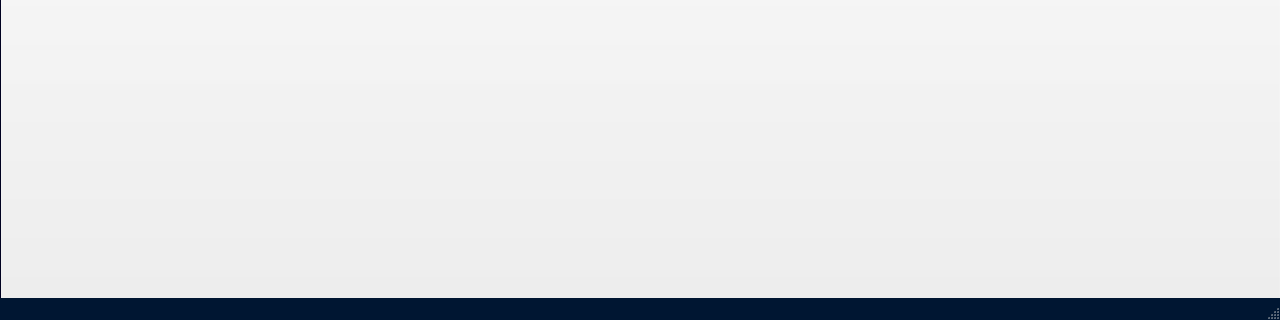
University-of-Utah-CS3505/a9-edu-app-ahuo2003, file MainWindow.ui: the form before one commit; both pictures show x 0 to 1280 and y 400 to 720 of the 1280 by 720 pixel window.
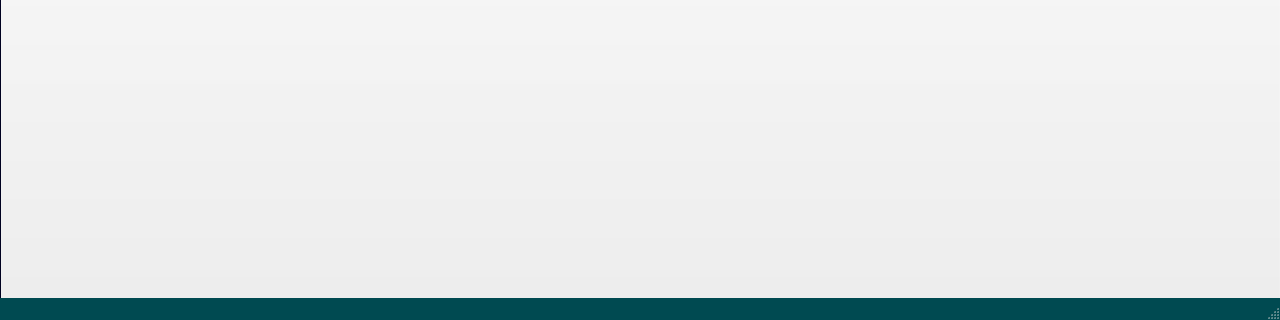
The form after the commit. Icons and pictures are not drawn. Custom widgets are drawn as their Qt base class.

Commit message: Level Design 3/4 of the way there

The edit to the form file:
```diff
--- a/MainWindow.ui
+++ b/MainWindow.ui
@@ -17,8 +17,8 @@
       <brush brushstyle="SolidPattern">
        <color alpha="255">
         <red>0</red>
-        <green>22</green>
-        <blue>50</blue>
+        <green>74</green>
+        <blue>81</blue>
        </color>
       </brush>
      </colorrole>
@@ -28,8 +28,8 @@
       <brush brushstyle="SolidPattern">
        <color alpha="255">
         <red>0</red>
-        <green>22</green>
-        <blue>50</blue>
+        <green>74</green>
+        <blue>81</blue>
        </color>
       </brush>
      </colorrole>
@@ -39,8 +39,8 @@
       <brush brushstyle="SolidPattern">
        <color alpha="255">
         <red>0</red>
-        <green>22</green>
-        <blue>50</blue>
+        <green>74</green>
+        <blue>81</blue>
        </color>
       </brush>
      </colorrole>
@@ -48,8 +48,8 @@
       <brush brushstyle="SolidPattern">
        <color alpha="255">
         <red>0</red>
-        <green>22</green>
-        <blue>50</blue>
+        <green>74</green>
+        <blue>81</blue>
        </color>
       </brush>
      </colorrole>
@@ -450,7 +450,7 @@
       <x>299</x>
       <y>34</y>
       <width>641</width>
-      <height>631</height>
+      <height>641</height>
      </rect>
     </property>
     <property name="styleSheet">
```
Left out of the diff: 27 changed lines with no effect on the pictures. The commit also changes 2 other files.
